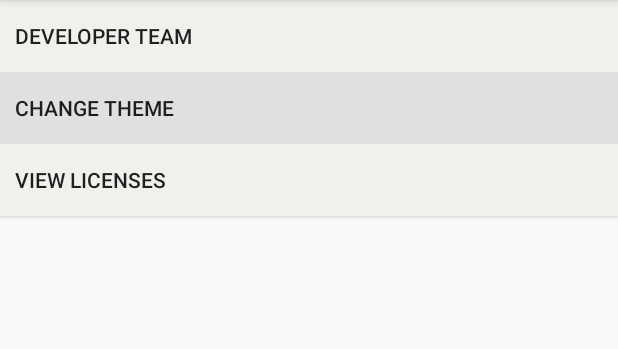
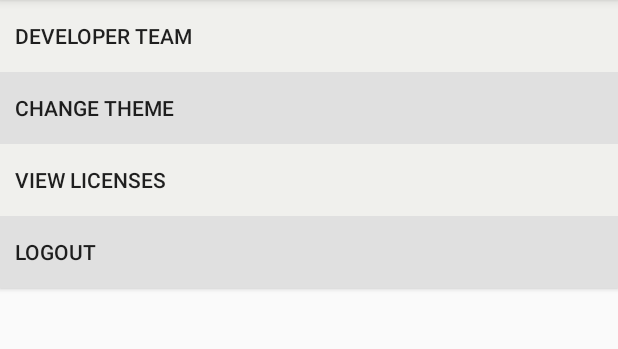
Before and after one commit to FrankSpitulski/TritonTrade, an Android app: the Settings screen opened directly, with no data from a screen before it, on a phone screen of 412 x 824 dp, the part 84-433 px from its top. Run offline under Robolectric (Android 15) with nearby library versions, the phone set to English and light mode, and no system bars; network calls fail.

Commit message:
Edited Edit Profile and added categories to Settings

```diff
--- a/app/src/main/java/com/tmnt/tritontrade/view/DeveloperTeam.java
+++ b/app/src/main/java/com/tmnt/tritontrade/view/DeveloperTeam.java
@@ -55,6 +55,7 @@ public class DeveloperTeam extends AppCompatActivity {
             bio.setPadding(20, 0, 0, 0);
         }
 
+        /*
         //bottom tool bar
         BottomNavigationView bottomNavigationView = (BottomNavigationView)
                 findViewById(R.id.bottom_navigation);
@@ -81,6 +82,7 @@ public class DeveloperTeam extends AppCompatActivity {
                     }
                 }
         );
+        */
     }
 
 }
--- a/app/src/main/java/com/tmnt/tritontrade/view/EditProfile.java
+++ b/app/src/main/java/com/tmnt/tritontrade/view/EditProfile.java
@@ -55,7 +55,7 @@ public class EditProfile extends AppCompatActivity {
         setContentView(R.layout.activity_edit_profile);
 
 
-        currUser = getIntent().getParcelableExtra("user");
+        currUser = CurrentState.getInstance().getCurrentUser();
 
         populateFields(currUser);
         profileImg = (ImageView) findViewById(R.id.profile_image);
--- a/app/src/main/java/com/tmnt/tritontrade/view/Profile.java
+++ b/app/src/main/java/com/tmnt/tritontrade/view/Profile.java
@@ -180,8 +180,6 @@ public class Profile extends AppCompatActivity {
 
         Intent intent = new Intent(this, EditProfile.class);
 
-        intent.putExtra("user", currUser);
-
         startActivityForResult(intent, EDIT_PROFILE);
 
     }
--- a/app/src/main/res/layout/activity_developer_team.xml
+++ b/app/src/main/res/layout/activity_developer_team.xml
@@ -320,6 +320,7 @@
         </LinearLayout>
     </ScrollView>
 
+    <!-->
     <android.support.design.widget.BottomNavigationView
         android:id="@+id/bottom_navigation"
         android:layout_width="match_parent"
@@ -329,5 +330,5 @@
         app:itemIconTint="@color/white"
         app:itemTextColor="@color/white"
         app:menu="@menu/bottom_nav_items" />
-
+    <!-->
 </RelativeLayout>
--- a/app/src/main/res/layout/activity_settings.xml
+++ b/app/src/main/res/layout/activity_settings.xml
@@ -46,4 +46,15 @@
         android:text="View Licenses"
         android:textAlignment="viewStart" />
 
+    <Button
+        android:id="@+id/button14"
+        android:layout_width="match_parent"
+        android:layout_height="wrap_content"
+        android:layout_alignParentStart="true"
+        android:layout_below="@+id/button13"
+        android:background="#E0E0E0"
+        android:paddingLeft="10sp"
+        android:text="Logout"
+        android:textAlignment="viewStart" />
+
 </RelativeLayout>
```
